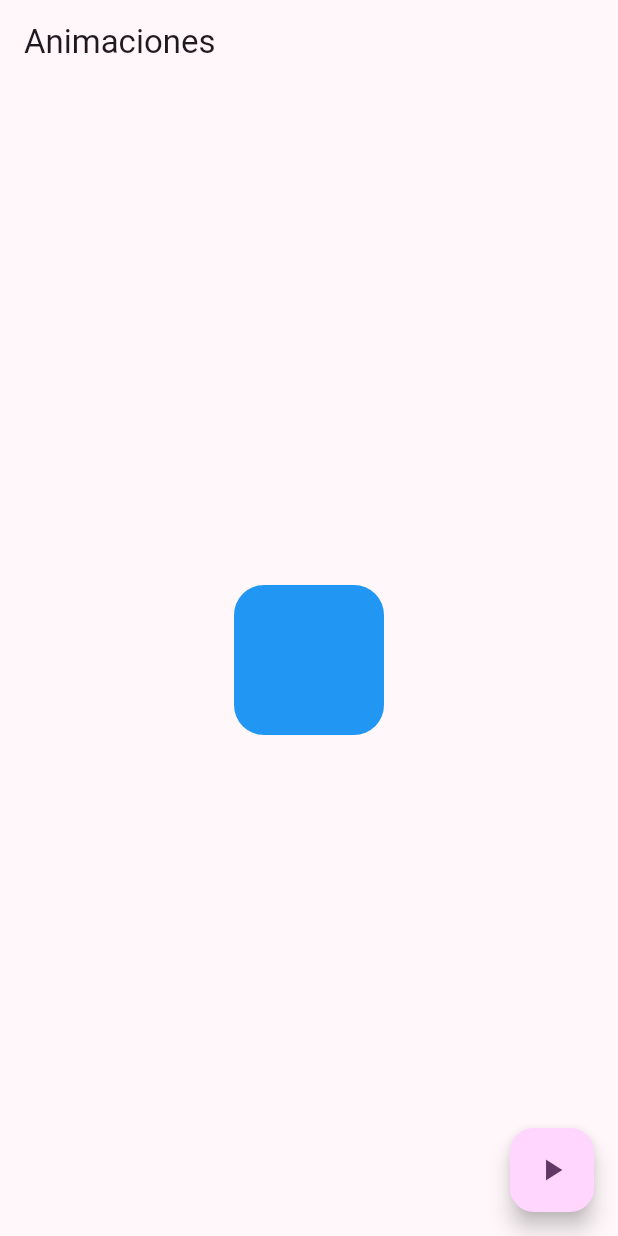
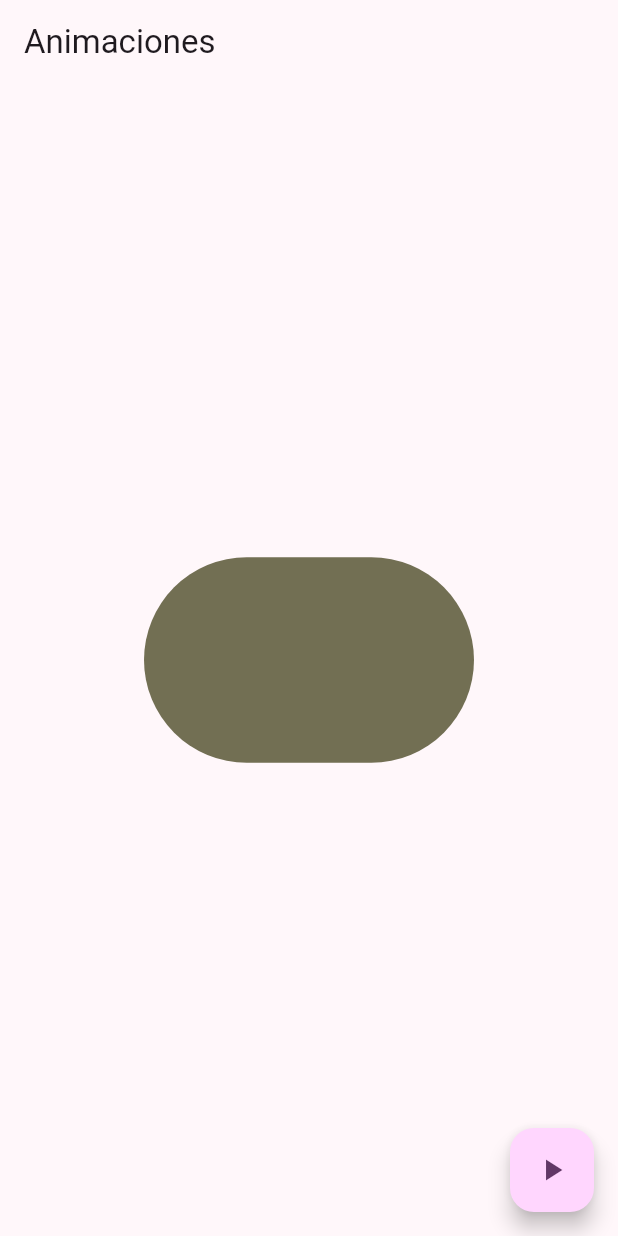
Before and after one commit to doggbmx/widgets_app, a Flutter app: the AnimatedScreen screen opened by its route, after a tap on the "play arrow" icon, on a phone screen of 412 x 824 dp. Run offline on Flutter 3.47's test engine with Material 2 defaults, Android fonts, the phone set to English and light mode, and no system bars; our stand-ins replace go_router.

Commit message:
animated container finished

```diff
--- a/lib/presentation/screens/animated/animated_screen.dart
+++ b/lib/presentation/screens/animated/animated_screen.dart
@@ -1,8 +1,33 @@
 import 'package:flutter/material.dart';
+import 'dart:math' show Random;
 
-class AnimatedScreen extends StatelessWidget {
+class AnimatedScreen extends StatefulWidget {
   static const String name = 'animated_screen';
   const AnimatedScreen({super.key});
+
+  @override
+  State<AnimatedScreen> createState() => _AnimatedScreenState();
+}
+
+class _AnimatedScreenState extends State<AnimatedScreen> {
+  double width = 50;
+  double height = 50;
+  Color color = Colors.indigo;
+  double borderRadious = 10;
+
+  void changeShape() {
+    final random = Random();
+    width = random.nextInt(300).toDouble();
+    height = random.nextInt(300).toDouble();
+    borderRadious = random.nextInt(100).toDouble();
+    color = Color.fromRGBO(
+      random.nextInt(255),
+      random.nextInt(255),
+      random.nextInt(255),
+      1,
+    );
+    setState(() {});
+  }
 
   @override
   Widget build(BuildContext context) {
@@ -12,17 +37,17 @@ class AnimatedScreen extends StatelessWidget {
       ),
       body: Center(
           child: AnimatedContainer(
-        duration: const Duration(seconds: 1),
+        duration: const Duration(milliseconds: 400),
         curve: Curves.easeOutCubic,
-        width: 100,
-        height: 100,
+        width: width <= 0 ? 0 : width,
+        height: height <= 0 ? 0 : height,
         decoration: BoxDecoration(
-          color: Colors.blue,
-          borderRadius: BorderRadius.circular(20),
+          color: color,
+          borderRadius: BorderRadius.circular(borderRadious),
         ),
       )),
       floatingActionButton: FloatingActionButton(
-        onPressed: () {},
+        onPressed: changeShape,
         child: const Icon(Icons.play_arrow),
       ),
     );
```
